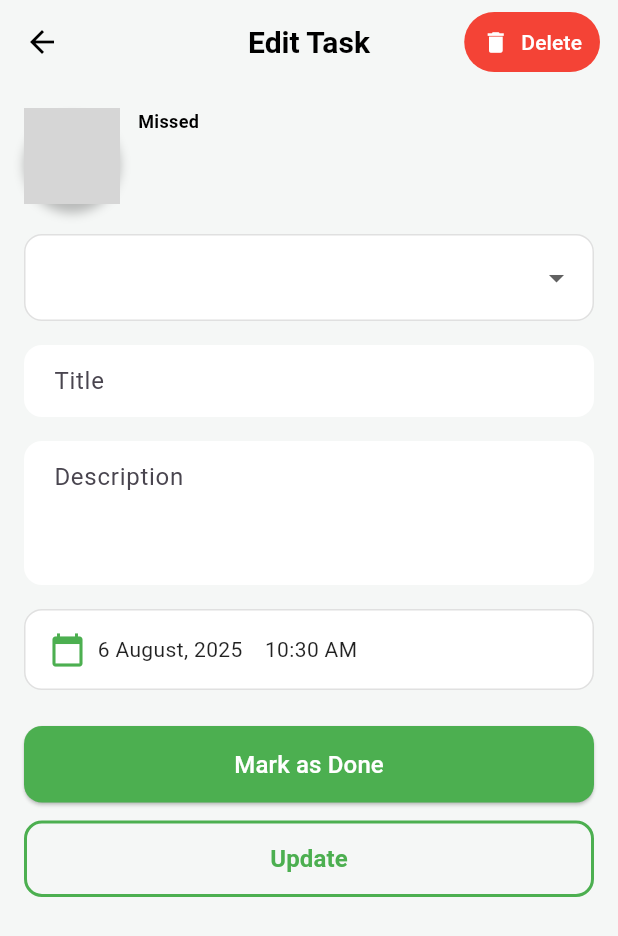
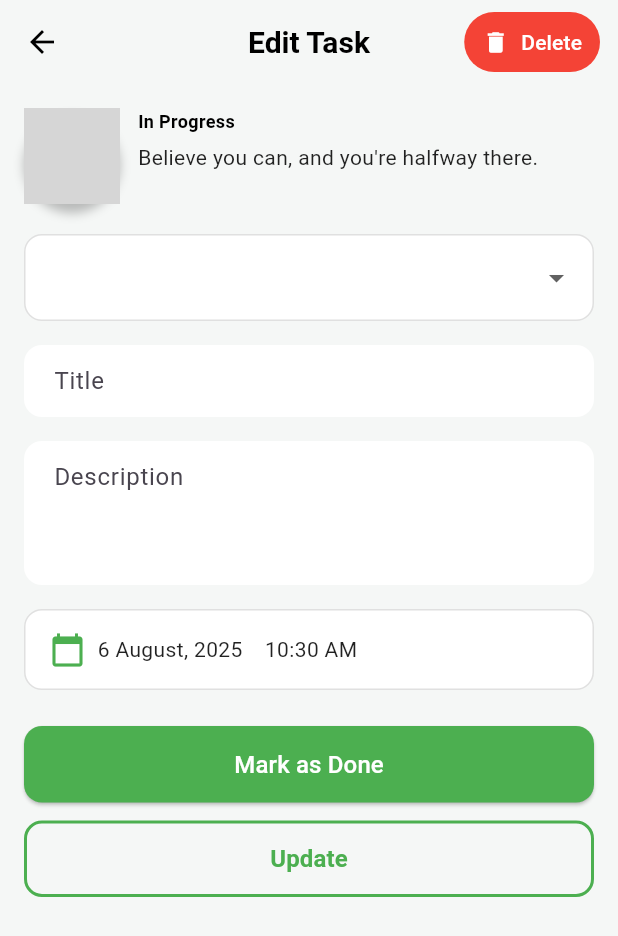
Before and after one commit to abdalla1248/Nti_tasks_flutter, a Flutter app: the EditTaskPage screen opened directly with empty values, on a phone screen of 412 x 824 dp. Shown: the top 936 px of the screen. Run offline on Flutter 3.47's test engine with Material 3 defaults, Android fonts, the phone set to English and light mode, and no system bars; grey boxes are pictures that could not be loaded.

Commit message:
first commit

```diff
--- a/Todo_App/todo_app/lib/main.dart
+++ b/Todo_App/todo_app/lib/main.dart
@@ -8,12 +8,11 @@ void main() {
 class MyApp extends StatelessWidget {
   const MyApp({super.key});
 
-  // This widget is the root of your application.
   @override
   Widget build(BuildContext context) {
     return MaterialApp(
       debugShowCheckedModeBanner: false,
-      home:  SplashCard(),
+      home: SplashCard(),
     );
   }
 }
--- a/Todo_App/todo_app/lib/pages/EditTaskPage.dart
+++ b/Todo_App/todo_app/lib/pages/EditTaskPage.dart
@@ -1,5 +1,3 @@
-import 'dart:isolate';
-
 import 'package:flutter/material.dart';
 
 class EditTaskPage extends StatefulWidget {
@@ -35,8 +33,10 @@ class _EditTaskPageState extends State<EditTaskPage> {
     titleController = TextEditingController(text: widget.task['title']);
     descController = TextEditingController(text: widget.task['description']);
     isCompleted = widget.task['isCompleted'] ?? false;
+
     final dateParts = (widget.task['date'] ?? '').split('/');
     final timeParts = (widget.task['time'] ?? '').split(":");
+
     if (dateParts.length == 3 && timeParts.length == 2) {
       selectedDate = DateTime(
         int.tryParse(dateParts[2]) ?? DateTime.now().year,
@@ -61,9 +61,7 @@ class _EditTaskPageState extends State<EditTaskPage> {
       lastDate: DateTime(2100),
     );
     if (picked != null) {
-      setState(() {
-        selectedDate = picked;
-      });
+      setState(() => selectedDate = picked);
     }
   }
 
@@ -73,9 +71,7 @@ class _EditTaskPageState extends State<EditTaskPage> {
       initialTime: selectedTime,
     );
     if (picked != null) {
-      setState(() {
-        selectedTime = picked;
-      });
+      setState(() => selectedTime = picked);
     }
   }
 
@@ -98,13 +94,26 @@ class _EditTaskPageState extends State<EditTaskPage> {
     Navigator.pop(context);
   }
 
+  String _monthName(int month) {
+    const months = [
+      '',
+      'January', 'February', 'March', 'April', 'May', 'June',
+      'July', 'August', 'September', 'October', 'November', 'December'
+    ];
+    return months[month];
+  }
+
   @override
   Widget build(BuildContext context) {
-    bool isMissed=!isCompleted && DateTime(selectedDate.year,
+    bool isMissed = !isCompleted &&
+        DateTime(
+          selectedDate.year,
+          selectedDate.month,
           selectedDate.day,
           selectedTime.hour,
-      selectedTime.minute)
-      .isBefore(DateTime.now());
+          selectedTime.minute,
+        ).isBefore(DateTime.now());
+
     return Scaffold(
       backgroundColor: const Color(0xFFF5F7F6),
       appBar: AppBar(
@@ -116,11 +125,7 @@ class _EditTaskPageState extends State<EditTaskPage> {
         ),
         title: const Text(
           "Edit Task",
-          style: TextStyle(
-            color: Colors.black,
-            fontWeight: FontWeight.bold,
-            fontSize: 20,
-          ),
+          style: TextStyle(color: Colors.black, fontWeight: FontWeight.bold, fontSize: 20),
         ),
         centerTitle: true,
         actions: [
@@ -129,15 +134,11 @@ class _EditTaskPageState extends State<EditTaskPage> {
             child: ElevatedButton.icon(
               onPressed: _deleteTask,
               icon: const Icon(Icons.delete, color: Colors.white, size: 18),
-              label:
-                  const Text("Delete", style: TextStyle(color: Colors.white)),
+              label: const Text("Delete", style: TextStyle(color: Colors.white)),
               style: ElevatedButton.styleFrom(
                 backgroundColor: Colors.red,
-                shape: RoundedRectangleBorder(
-                  borderRadius: BorderRadius.circular(30),
-                ),
-                padding:
-                    const EdgeInsets.symmetric(horizontal: 12, vertical: 8),
+                shape: RoundedRectangleBorder(borderRadius: BorderRadius.circular(30)),
+                padding: const EdgeInsets.symmetric(horizontal: 12, vertical: 8),
                 elevation: 0,
               ),
             ),
@@ -145,12 +146,10 @@ class _EditTaskPageState extends State<EditTaskPage> {
         ],
       ),
       body: SingleChildScrollView(
-        child: Padding(
         padding: const EdgeInsets.all(16.0),
         child: Column(
           crossAxisAlignment: CrossAxisAlignment.center,
           children: [
-              // Image + status + description row
             Row(
               crossAxisAlignment: CrossAxisAlignment.start,
               children: [
@@ -167,7 +166,7 @@ class _EditTaskPageState extends State<EditTaskPage> {
                       BoxShadow(
                         color: Colors.black.withOpacity(0.25),
                         blurRadius: 5,
-                          offset: const Offset(0, 6), // shadow from bottom
+                        offset: const Offset(0, 6),
                       ),
                     ],
                   ),
@@ -177,22 +176,22 @@ class _EditTaskPageState extends State<EditTaskPage> {
                   child: Column(
                     crossAxisAlignment: CrossAxisAlignment.start,
                     children: [
-                        Text( isMissed?'Missed':
-                          isCompleted ? "Done" : "In Progress",
-                          style: TextStyle(
+                      Text(
+                        isMissed ? 'Missed' : isCompleted ? "Done" : "In Progress",
+                        style: const TextStyle(
                           color: Colors.black,
                           fontSize: 12,
                           fontWeight: FontWeight.bold,
                         ),
                       ),
-
                       const SizedBox(height: 6),
-                        Text(isMissed?'':
-                          isCompleted
+                      Text(
+                        isMissed
+                            ? ''
+                            : isCompleted
                                 ? 'Congrats!'
                                 : 'Believe you can, and you\'re halfway there.',
-                          style: const TextStyle(
-                              fontSize: 14, color: Colors.black87),
+                        style: const TextStyle(fontSize: 14, color: Colors.black87),
                         maxLines: 3,
                         overflow: TextOverflow.ellipsis,
                       ),
@@ -202,11 +201,9 @@ class _EditTaskPageState extends State<EditTaskPage> {
               ],
             ),
             const SizedBox(height: 20),
-              // Type Dropdown (Full Width)
             Container(
               width: double.infinity,
-                padding:
-                    const EdgeInsets.symmetric(horizontal: 12, vertical: 4),
+              padding: const EdgeInsets.symmetric(horizontal: 12, vertical: 4),
               decoration: BoxDecoration(
                 color: Colors.white,
                 borderRadius: BorderRadius.circular(12),
@@ -249,18 +246,11 @@ class _EditTaskPageState extends State<EditTaskPage> {
                       ),
                     ),
                   ],
-                    onChanged: (value) {
-                      if (value != null) {
-                        setState(() {
-                          selectedType = value;
-                        });
-                      }
-                    },
+                  onChanged: (value) => setState(() => selectedType = value!),
                 ),
               ),
             ),
             const SizedBox(height: 16),
-              // Title Field
             TextField(
               controller: titleController,
               decoration: InputDecoration(
@@ -271,12 +261,10 @@ class _EditTaskPageState extends State<EditTaskPage> {
                   borderRadius: BorderRadius.circular(12),
                   borderSide: BorderSide.none,
                 ),
-                  contentPadding:
-                      const EdgeInsets.symmetric(horizontal: 16, vertical: 12),
+                contentPadding: const EdgeInsets.symmetric(horizontal: 16, vertical: 12),
               ),
             ),
             const SizedBox(height: 16),
-              // Description Field
             TextField(
               controller: descController,
               maxLines: 3,
@@ -288,21 +276,18 @@ class _EditTaskPageState extends State<EditTaskPage> {
                   borderRadius: BorderRadius.circular(12),
                   borderSide: BorderSide.none,
                 ),
-                  contentPadding:
-                      const EdgeInsets.symmetric(horizontal: 16, vertical: 12),
+                contentPadding: const EdgeInsets.symmetric(horizontal: 16, vertical: 12),
               ),
             ),
             const SizedBox(height: 16),
-              // Date and Time Picker
             GestureDetector(
-                onTap: () async {
+              onTap: () {
                 _pickDate();
                 _pickTime();
               },
               child: Container(
                 width: double.infinity,
-                  padding:
-                      const EdgeInsets.symmetric(horizontal: 16, vertical: 14),
+                padding: const EdgeInsets.symmetric(horizontal: 16, vertical: 14),
                 decoration: BoxDecoration(
                   color: Colors.white,
                   borderRadius: BorderRadius.circular(12),
@@ -314,82 +299,49 @@ class _EditTaskPageState extends State<EditTaskPage> {
                     const SizedBox(width: 8),
                     Text(
                       "${selectedDate.day} ${_monthName(selectedDate.month)}, ${selectedDate.year}    ${selectedTime.format(context)}",
-                        style: const TextStyle(
-                            fontSize: 14, color: Colors.black87),
+                      style: const TextStyle(fontSize: 14, color: Colors.black87),
                     ),
                   ],
                 ),
               ),
             ),
             const SizedBox(height: 24),
-              // Mark as Done button
             if (!isCompleted)
+              Column(
+                children: [
                   SizedBox(
                     width: double.infinity,
                     child: ElevatedButton(
-                    onPressed: () {
-                      setState(() {
-                        isCompleted = true;
-                      });
-                    },
+                      onPressed: () => setState(() => isCompleted = true),
                       style: ElevatedButton.styleFrom(
                         backgroundColor: Colors.green,
-                      shape: RoundedRectangleBorder(
-                        borderRadius: BorderRadius.circular(12),
-                      ),
+                        shape: RoundedRectangleBorder(borderRadius: BorderRadius.circular(12)),
                         padding: const EdgeInsets.symmetric(vertical: 14),
                       ),
-                    child: const Text(
-                      "Mark as Done",
-                      style: TextStyle(fontSize: 16, color: Colors.white),
+                      child: const Text("Mark as Done", style: TextStyle(fontSize: 16, color: Colors.white)),
                     ),
                   ),
+                  const SizedBox(height: 12),
+                ],
               ),
-              if (!isCompleted) const SizedBox(height: 12),
-              // Update Button
             SizedBox(
               width: double.infinity,
               child: OutlinedButton(
                 onPressed: _updateTask,
                 style: OutlinedButton.styleFrom(
                   side: const BorderSide(color: Colors.green, width: 2),
-                    shape: RoundedRectangleBorder(
-                      borderRadius: BorderRadius.circular(12),
-                    ),
+                  shape: RoundedRectangleBorder(borderRadius: BorderRadius.circular(12)),
                   padding: const EdgeInsets.symmetric(vertical: 14),
                 ),
                 child: const Text(
                   "Update",
-                    style: TextStyle(
-                        fontSize: 16,
-                        color: Colors.green,
-                        fontWeight: FontWeight.bold),
+                  style: TextStyle(fontSize: 16, color: Colors.green, fontWeight: FontWeight.bold),
                 ),
               ),
             ),
           ],
         ),
       ),
-      ),
     );
   }
-
-  String _monthName(int month) {
-    const months = [
-      '',
-      'January',
-      'February',
-      'March',
-      'April',
-      'May',
-      'June',
-      'July',
-      'August',
-      'September',
-      'October',
-      'November',
-      'December'
-    ];
-    return months[month];
 }
-}
--- a/Todo_App/todo_app/lib/pages/HomePage.dart
+++ b/Todo_App/todo_app/lib/pages/HomePage.dart
@@ -225,8 +225,7 @@ class _HomePageState extends State<HomePage> {
                     itemCount: _inProgressTasks.length,
                     itemBuilder: (context, index) {
                       final task = _inProgressTasks[index];
-                      bool isWorkTask =
-                          task["type"] == "Work"; // Flag for work tasks
+                      bool isWorkTask = task["type"] == "Work";
 
                       return Container(
                         width: 250,
--- a/Todo_App/todo_app/lib/pages/SplashCard.dart
+++ b/Todo_App/todo_app/lib/pages/SplashCard.dart
@@ -1,4 +1,4 @@
-// ignore_for_file: use_build_context_synchronously
+
 
 import 'package:flutter/material.dart';
 import 'package:todo_app/pages/StartPage.dart';
@@ -16,6 +16,7 @@ class _SplashCardState extends State<SplashCard> {
     super.initState();
     Future.delayed(const Duration(seconds: 3), () {
       Navigator.pushReplacement(
+        // ignore: use_build_context_synchronously
         context,
         MaterialPageRoute(builder: (context) => const StartPage()),
       );
--- a/Todo_App/todo_app/lib/screens/settings_screen.dart
+++ b/Todo_App/todo_app/lib/screens/settings_screen.dart
@@ -26,7 +26,10 @@ class _SettingsScreenState extends State<SettingsScreen> {
         centerTitle: true,
         backgroundColor: Colors.transparent,
         elevation: 0,
-        leading: const Icon(Icons.arrow_back, color: Colors.black),
+        leading: IconButton(
+          icon: const Icon(Icons.arrow_back, color: Colors.black),
+          onPressed: () => Navigator.pop(context),
+        ),
         foregroundColor: Colors.black,
       ),
       body: Padding(
```
Also changed, not shown: Todo_App/todo_app/lib/pages/ChangePass.dart (+12 -7 lines), Todo_App/todo_app/lib/pages/Login.dart (+9 -25 lines), Todo_App/todo_app/lib/pages/Register.dart (+28 -36 lines), Todo_App/todo_app/lib/pages/StartPage.dart (+5 -3 lines), Todo_App/todo_app/lib/pages/ViewTasksPage.dart (+6 -10 lines), Todo_App/todo_app/lib/screens/Addtask.dart (+57 -119 lines), Todo_App/todo_app/lib/widgets/custom_text_field.dart (+23 -11 lines). Lines whose indentation alone changed are shown as unchanged.
